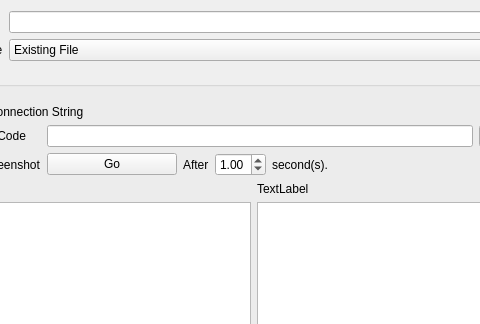
Qt form src/ui/w_ImportConfig.ui (darsvador/qvssr) before a commit; both pictures show x 84 to 564 and y 0 to 324 of the 675 by 485 pixel window.
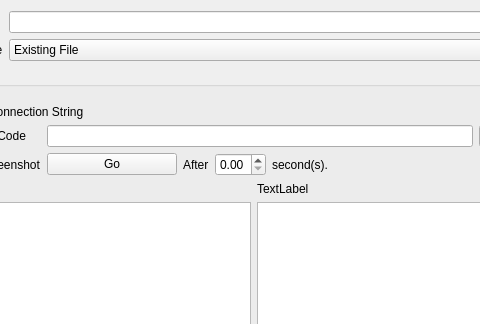
The same form after that commit. The open tabs and pages were chosen to show the change.

Commit message: [add] Added a screenshot window #69

Patch:
```diff
--- a/src/ui/w_ImportConfig.ui
+++ b/src/ui/w_ImportConfig.ui
@@ -226,7 +226,7 @@
                  <enum>QAbstractSpinBox::AdaptiveDecimalStepType</enum>
                 </property>
                 <property name="value">
-                 <double>1.000000000000000</double>
+                 <double>0.000000000000000</double>
                 </property>
                </widget>
               </item>
```
The commit also changes 7 other files.
